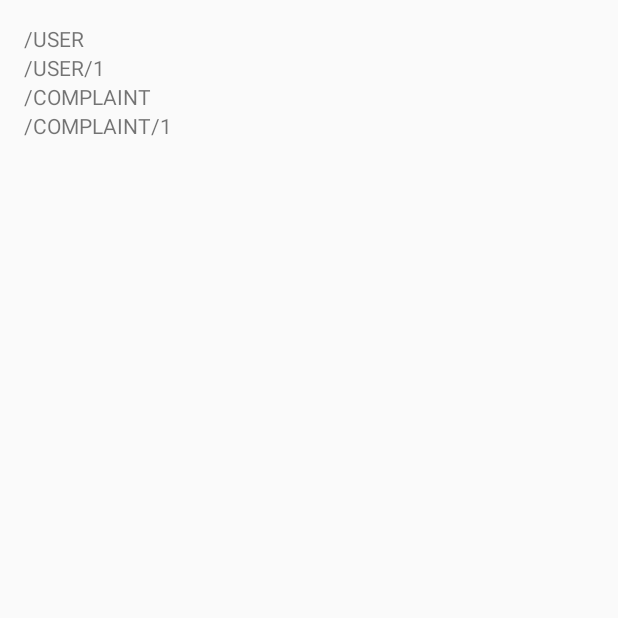
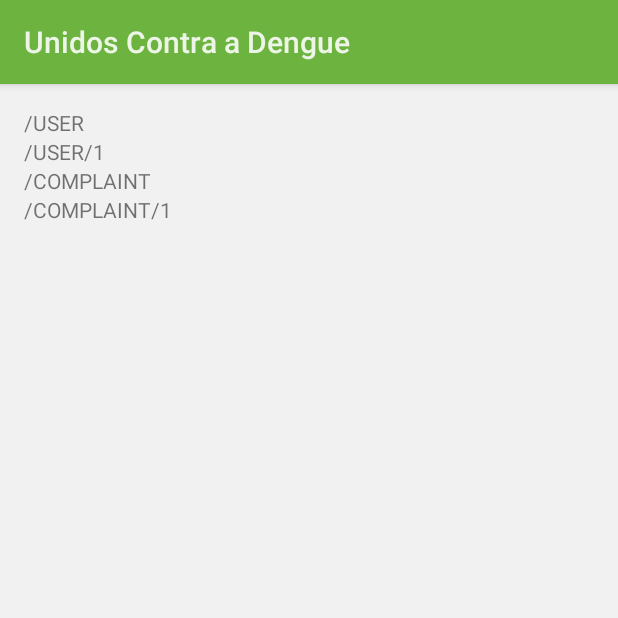
Before and after one commit to marlonmacf/ucd-java-app, an Android app: the screen it shows after launch (MainActivity), on a phone screen of 412 x 824 dp, the top half of it. Run offline under Robolectric (Android 15) with nearby library versions, the phone set to English and light mode, and no system bars; 1 statement that could not run was skipped.

Commit message:
Now we have aour app material design ready.

```diff
--- a/app/build.gradle
+++ b/app/build.gradle
@@ -22,7 +22,8 @@ android {
 dependencies {
     compile fileTree(dir: 'libs', include: ['*.jar'])
     testCompile 'junit:junit:4.12'
-    compile 'com.android.support:appcompat-v7:23.2.0'
+    compile 'com.android.support:appcompat-v7:23.0.1'
+    compile 'com.android.support:design:23.0.1'
 
     // retrofit, gson
     compile 'com.google.code.gson:gson:2.6.2'
--- a/app/src/main/res/values/colors.xml
+++ b/app/src/main/res/values/colors.xml
@@ -1,6 +1,9 @@
 <?xml version="1.0" encoding="utf-8"?>
 <resources>
-    <color name="colorPrimary">#3F51B5</color>
-    <color name="colorPrimaryDark">#303F9F</color>
-    <color name="colorAccent">#FF4081</color>
+    <color name="colorPrimary">#6db33f</color>
+    <color name="colorPrimaryDark">#34302d</color>
+    <color name="textColorPrimary">#34302d</color>
+    <color name="colorAccent">#d9261f</color>
+    <color name="colorBackground">#f1f1f1</color>
+    <color name="colorForeground">#AAAAAA</color>
 </resources>
--- a/app/src/main/res/values/dimens.xml
+++ b/app/src/main/res/values/dimens.xml
@@ -1,5 +1,11 @@
 <resources>
+
     <!-- Default screen margins, per the Android Design guidelines. -->
     <dimen name="activity_horizontal_margin">16dp</dimen>
     <dimen name="activity_vertical_margin">16dp</dimen>
+    <dimen name="tab_max_width">264dp</dimen>
+    <dimen name="tab_padding_bottom">16dp</dimen>
+    <dimen name="tab_label">14sp</dimen>
+    <dimen name="custom_tab_layout_height">72dp</dimen>
+
 </resources>
--- a/app/src/main/res/values/styles.xml
+++ b/app/src/main/res/values/styles.xml
@@ -1,16 +1,18 @@
 <resources>
 
     <!-- Base application theme. -->
-    <style name="AppTheme" parent="Base.Theme.AppCompat.Light">
+    <style name="AppTheme" parent="android:Theme.Material.Light.DarkActionBar">
 
-        <!-- NoActionBar -->
+        <!-- ActionBar -->
+        <item name="windowNoTitle">true</item>
         <item name="windowActionBar">false</item>
-        <item name="windowNoTitle">true</item>
 
         <!-- Colors -->
-        <item name="colorPrimary">@color/colorPrimary</item>
-        <item name="colorPrimaryDark">@color/colorPrimaryDark</item>
-        <item name="colorAccent">@color/colorAccent</item>
+        <item name="android:colorPrimary">@color/colorPrimary</item>
+        <item name="android:colorPrimaryDark">@color/colorPrimaryDark</item>
+        <item name="android:colorAccent">@color/colorAccent</item>
+        <item name="android:colorBackground">@color/colorBackground</item>
+        <item name="android:colorForeground">@color/colorForeground</item>
 
     </style>
 
```
Also changed, not shown: 4 other files.
